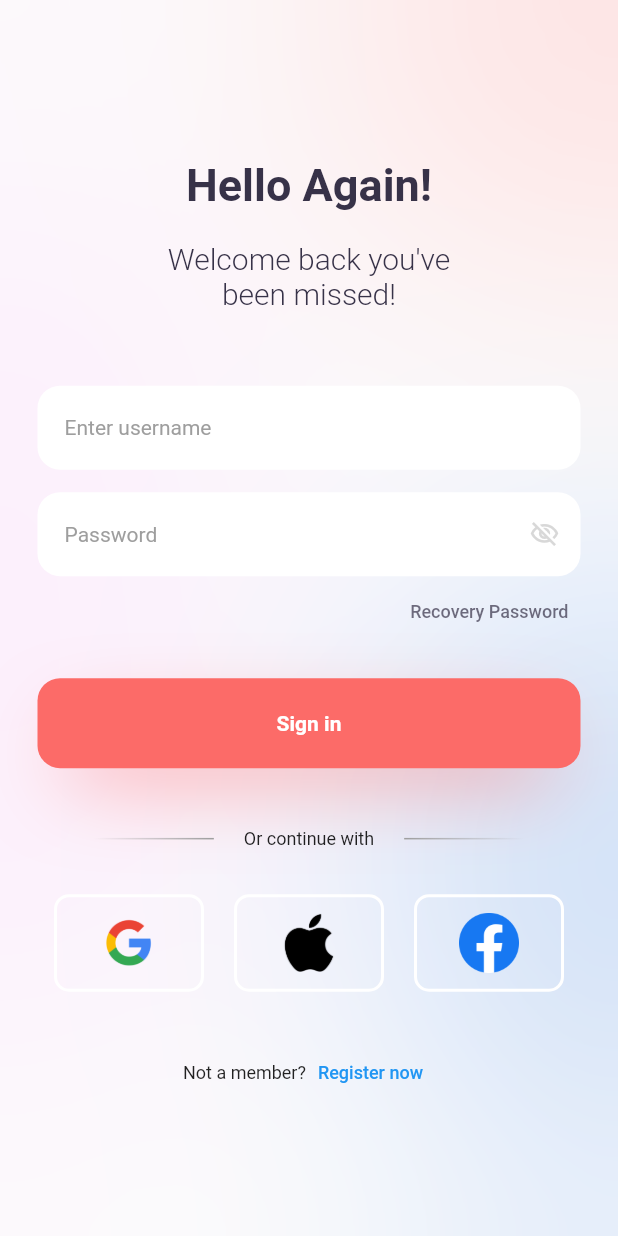
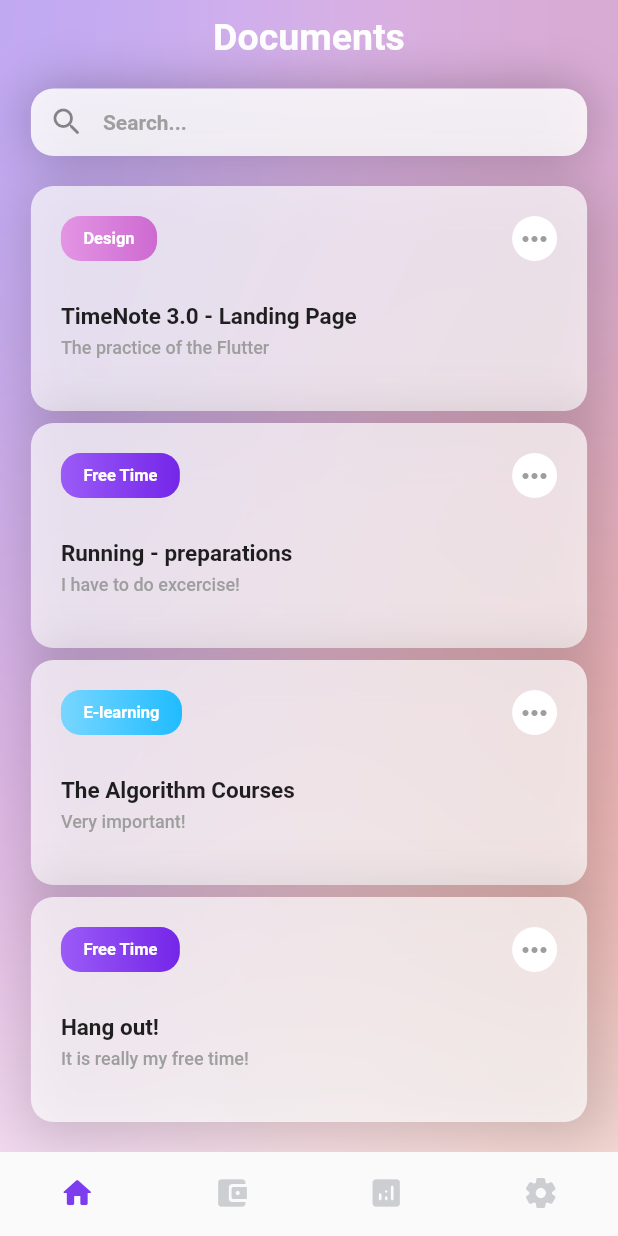
Before and after one commit to JeEonPark/FlutterUIStudy, a Flutter app: the screen it shows after launch, on a phone screen of 412 x 824 dp. Run offline on Flutter 3.47's test engine with Material 2 defaults, Android fonts, the phone set to English and light mode, and no system bars.

Commit message:
Time note

```diff
--- a/lib/main.dart
+++ b/lib/main.dart
@@ -1,5 +1,6 @@
 import 'package:flutter/material.dart';
 import 'package:flutter_ui_study/screens/login_page.dart';
+import 'package:flutter_ui_study/screens/time_note_transparent_page.dart';
 
 final GlobalKey<NavigatorState> navigatorKey = GlobalKey<NavigatorState>();
 
@@ -13,7 +14,7 @@ void main() async {
       title: 'Navigator',
       initialRoute: '/',
       routes: {
-        '/': (context) => LoginPage(),
+        '/': (context) => const TimeNoteTransparentPage(),
       },
     ),
   );
--- /dev/null
+++ b/lib/screens/time_note_transparent_page.dart
@@ -0,0 +1,287 @@
+import 'dart:ui';
+
+import 'package:flutter/material.dart';
+import 'package:flutter_ui_study/main.dart';
+
+class TimeNoteTransparentPage extends StatefulWidget {
+  const TimeNoteTransparentPage({Key? key}) : super(key: key);
+
+  @override
+  State<TimeNoteTransparentPage> createState() => _TimeNoteTransparentPageState();
+}
+
+class _TimeNoteTransparentPageState extends State<TimeNoteTransparentPage> {
+  int _currentIndex = 0;
+
+  @override
+  void initState() {
+    super.initState();
+  }
+
+  @override
+  Widget build(BuildContext context) {
+    var _width = MediaQuery.of(context).size.width;
+    var _height = MediaQuery.of(context).size.height;
+    return MaterialApp(
+      debugShowCheckedModeBanner: false,
+      theme: ThemeData(
+        primaryColor: const Color(0xFF7E3CEF),
+        bottomNavigationBarTheme: const BottomNavigationBarThemeData(
+          selectedItemColor: Color(0xFF7E3CEF),
+          unselectedItemColor: Color(0xFFCDCED2),
+        ),
+      ),
+      home: Scaffold(
+        bottomNavigationBar: Container(
+          decoration: const BoxDecoration(
+            borderRadius: BorderRadius.only(topRight: Radius.circular(30), topLeft: Radius.circular(30)),
+          ),
+          child: ClipRRect(
+            child: BottomNavigationBar(
+              type: BottomNavigationBarType.fixed,
+              currentIndex: _currentIndex,
+              onTap: (index) {
+                setState(() {
+                  _currentIndex = index;
+                });
+              },
+              showSelectedLabels: false,
+              showUnselectedLabels: false,
+              items: const [
+                BottomNavigationBarItem(
+                  icon: Icon(Icons.home_rounded),
+                  label: "home",
+                ),
+                BottomNavigationBarItem(
+                  icon: Icon(Icons.account_balance_wallet_rounded),
+                  label: "Wallet",
+                ),
+                BottomNavigationBarItem(
+                  icon: Icon(Icons.analytics_rounded),
+                  label: "Statistic",
+                ),
+                BottomNavigationBarItem(
+                  icon: Icon(Icons.settings_rounded),
+                  label: "Settings",
+                ),
+              ],
+            ),
+          ),
+        ),
+        body: Stack(
+          children: [
+            Center(
+              child: Image.asset(
+                "assets/images/blue_purple_wallpaper.jpg",
+                width: _width,
+                height: _height,
+                fit: BoxFit.cover,
+              ),
+            ),
+            BackdropFilter(
+              filter: ImageFilter.blur(sigmaX: 100, sigmaY: 100),
+              child: Container(
+                width: _width,
+                height: _height,
+                decoration: BoxDecoration(
+                  color: const Color.fromARGB(255, 255, 255, 255).withOpacity(0.5),
+                ),
+              ),
+            ),
+            SingleChildScrollView(
+              child: Column(
+                crossAxisAlignment: CrossAxisAlignment.center,
+                children: [
+                  SizedBox(height: MediaQuery.of(context).padding.top + 10),
+                  const Center(
+                    child: Text(
+                      "Documents",
+                      style: TextStyle(
+                        color: Colors.white,
+                        fontSize: 25,
+                        fontWeight: FontWeight.w700,
+                      ),
+                    ),
+                  ),
+                  const SizedBox(height: 20),
+                  Container(
+                    height: 45,
+                    decoration: const BoxDecoration(
+                      color: Colors.transparent,
+                      borderRadius: BorderRadius.all(
+                        Radius.circular(15.0),
+                      ),
+                      boxShadow: [
+                        BoxShadow(
+                          color: Color.fromARGB(70, 0, 0, 0),
+                          spreadRadius: 0,
+                          blurRadius: 30,
+                          offset: Offset(0, 0),
+                        ),
+                      ],
+                    ),
+                    child: SizedBox(
+                      width: _width * 0.9,
+                      child: TextFormField(
+                        style: const TextStyle(fontSize: 14),
+                        decoration: InputDecoration(
+                          contentPadding: const EdgeInsets.fromLTRB(18, 10, 18, 10),
+                          border: OutlineInputBorder(
+                            borderRadius: BorderRadius.circular(15),
+                            borderSide: BorderSide.none,
+                          ),
+                          prefixIcon: const Icon(Icons.search_rounded),
+                          hintText: "Search...",
+                          hintStyle: const TextStyle(
+                            color: Colors.grey,
+                            fontWeight: FontWeight.w600,
+                          ),
+                          fillColor: Colors.white.withOpacity(0.85),
+                          filled: true,
+                        ),
+                      ),
+                    ),
+                  ),
+                  SizedBox(height: 20),
+                  SizedBox(
+                    width: _width * 0.9,
+                    child: _createDocument(0, "Design", "TimeNote 3.0 - Landing Page", "The practice of the Flutter"),
+                  ),
+                  const SizedBox(height: 8),
+                  SizedBox(
+                    width: _width * 0.9,
+                    child: _createDocument(1, "Free Time", "Running - preparations", "I have to do excercise!"),
+                  ),
+                  const SizedBox(height: 8),
+                  SizedBox(
+                    width: _width * 0.9,
+                    child: _createDocument(2, "E-learning", "The Algorithm Courses", "Very important!"),
+                  ),
+                  const SizedBox(height: 8),
+                  SizedBox(
+                    width: _width * 0.9,
+                    child: _createDocument(1, "Free Time", "Hang out!", "It is really my free time!"),
+                  ),
+                  const SizedBox(height: 8),
+                ],
+              ),
+            ),
+          ],
+        ),
+      ),
+    );
+  }
+}
+
+Widget _createDocument(int colorIndexNum, String category, String title, String description) {
+  var colorIndex = [
+    const LinearGradient(
+      begin: Alignment.centerLeft,
+      end: Alignment.centerRight,
+      stops: [0, 1],
+      colors: [
+        Color(0xFFE395E4),
+        Color(0xFFCD6AD1),
+      ],
+    ),
+    const LinearGradient(
+      begin: Alignment.centerLeft,
+      end: Alignment.centerRight,
+      stops: [0, 1],
+      colors: [
+        Color(0xFF9B5BF7),
+        Color(0xFF7426E8),
+      ],
+    ),
+    const LinearGradient(
+      begin: Alignment.centerLeft,
+      end: Alignment.centerRight,
+      stops: [0, 1],
+      colors: [
+        Color.fromARGB(255, 120, 214, 255),
+        Color.fromARGB(255, 32, 188, 255),
+      ],
+    ),
+  ];
+
+  return Container(
+    width: MediaQuery.of(navigatorKey.currentContext!).size.width,
+    height: 150,
+    decoration: BoxDecoration(
+      color: Colors.white.withOpacity(0.7),
+      borderRadius: const BorderRadius.all(
+        Radius.circular(15.0),
+      ),
+      boxShadow: const [
+        BoxShadow(
+          color: Color.fromARGB(40, 0, 0, 0),
+          spreadRadius: 7,
+          blurRadius: 30,
+          offset: Offset(5, 5),
+        ),
+      ],
+    ),
+    child: Padding(
+      padding: const EdgeInsets.all(20.0),
+      child: Column(
+        crossAxisAlignment: CrossAxisAlignment.start,
+        children: [
+          Row(
+            children: [
+              Container(
+                padding: const EdgeInsets.only(left: 15, right: 15),
+                height: 30,
+                decoration: BoxDecoration(
+                  gradient: colorIndex[colorIndexNum],
+                  borderRadius: const BorderRadius.all(
+                    Radius.circular(13.0),
+                  ),
+                ),
+                child: Center(
+                  child: Text(
+                    category,
+                    style: const TextStyle(
+                      color: Colors.white,
+                      fontSize: 11,
+                      fontWeight: FontWeight.w700,
+                    ),
+                  ),
+                ),
+              ),
+              const Spacer(),
+              Container(
+                width: 30,
+                height: 30,
+                decoration: const BoxDecoration(
+                  color: Colors.white,
+                  shape: BoxShape.circle,
+                ),
+                child: const Icon(
+                  Icons.more_horiz_rounded,
+                  color: Colors.grey,
+                ),
+              ),
+            ],
+          ),
+          const SizedBox(height: 28),
+          Text(
+            title,
+            style: TextStyle(
+              fontWeight: FontWeight.w700,
+              fontSize: 15,
+            ),
+          ),
+          const SizedBox(height: 5),
+          Text(
+            description,
+            style: TextStyle(
+              fontWeight: FontWeight.w500,
+              fontSize: 12,
+              color: Colors.grey,
+            ),
+          ),
+        ],
+      ),
+    ),
+  );
+}
--- a/pubspec.yaml
+++ b/pubspec.yaml
@@ -62,6 +62,7 @@ flutter:
     - assets/images/google_logo.png
     - assets/images/apple_logo.png
     - assets/images/facebook_logo.png
+    - assets/images/blue_purple_wallpaper.jpg
 
   # An image asset can refer to one or more resolution-specific "variants", see
   # https://flutter.dev/assets-and-images/#resolution-aware.
```
Also changed, not shown: assets/images/blue_purple_wallpaper.jpg (added), assets/images/blue_purple_wallpapera.jpg (added), assets/images/blue_purple_wallpaperaa.jpg (added), assets/images/blue_purple_wallpaperaaa.jpg (added), assets/images/blue_purple_wallpaperaaaa.jpg (added), 1 other file.
